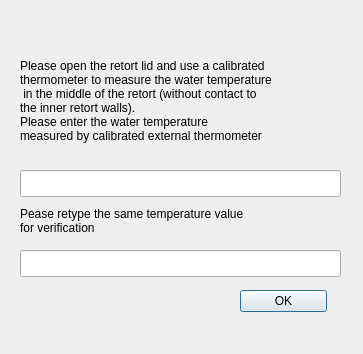
Qt form ServiceSW/Master/Components/Diagnostics/Forms/RetortInputDialog.ui (Liyezhong/Master) before a commit.
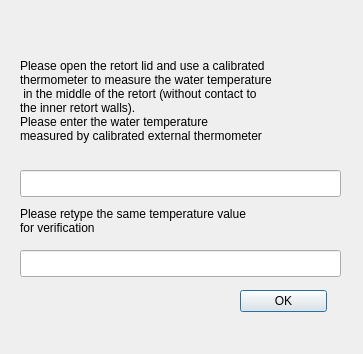
The same form after that commit.

```diff
--- a/ServiceSW/Master/Components/Diagnostics/Forms/RetortInputDialog.ui
+++ b/ServiceSW/Master/Components/Diagnostics/Forms/RetortInputDialog.ui
@@ -67,7 +67,7 @@
     </rect>
    </property>
    <property name="text">
-    <string>Pease retype the same temperature value
+    <string>Please retype the same temperature value
 for verification</string>
    </property>
   </widget>
```
